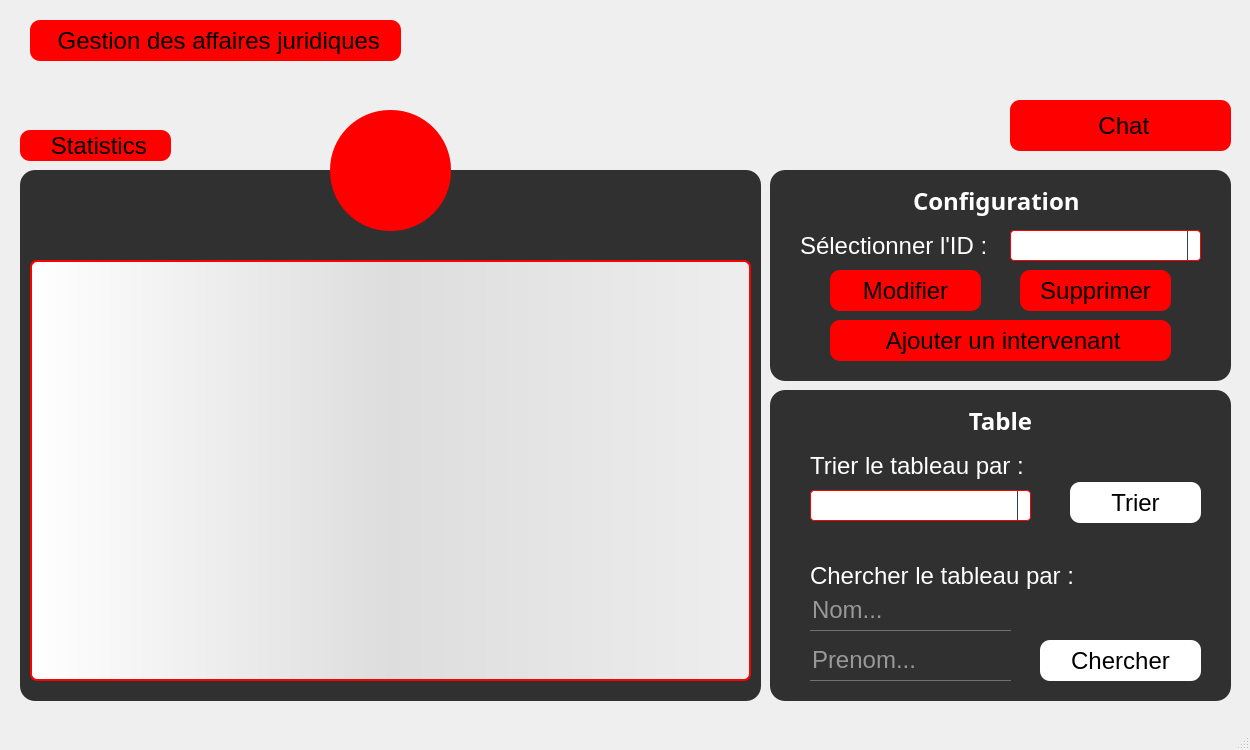
Before: the Qt Designer form affairesjuridiques.ui in nefissaKhiari/Smart_Plolice_Station, drawn with Qt 5.
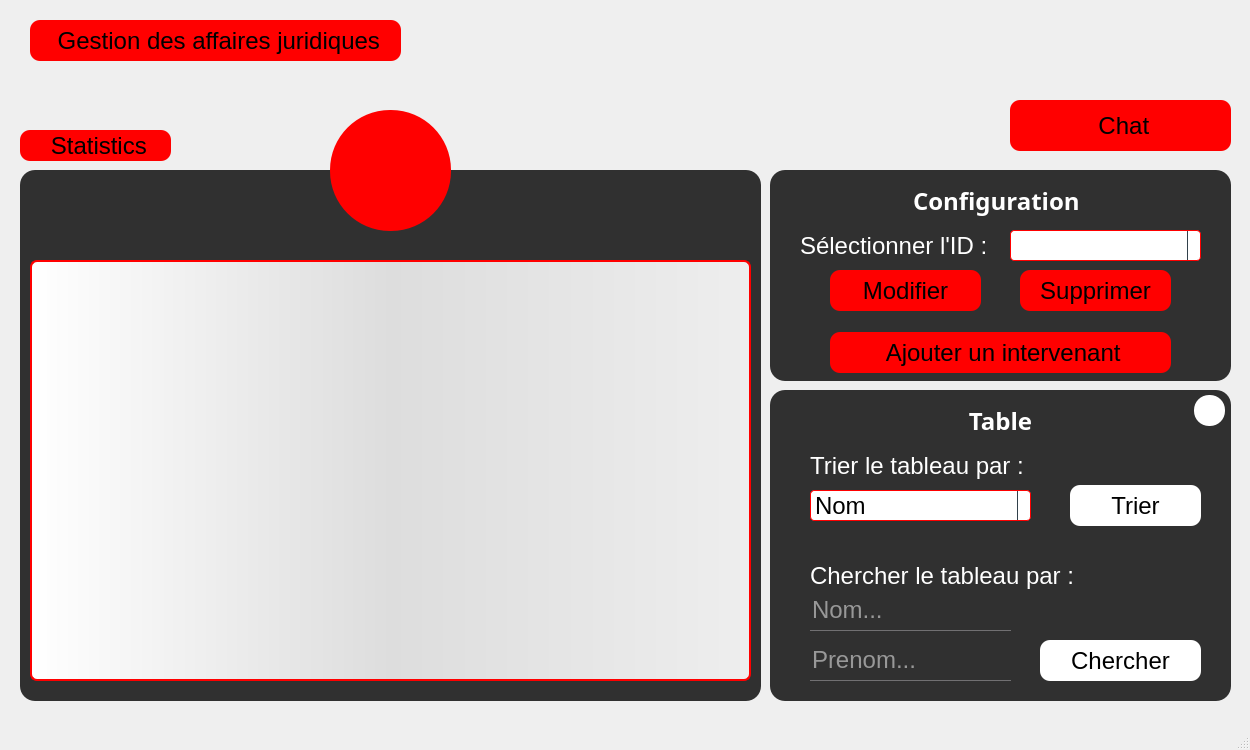
After: the same form once the commit is applied. The open tabs and pages were chosen to show the change. Icons and pictures are not drawn.

The edit to the form file:
```diff
--- a/affairesjuridiques.ui
+++ b/affairesjuridiques.ui
@@ -381,7 +381,7 @@
        <property name="geometry">
         <rect>
          <x>60</x>
-         <y>150</y>
+         <y>162</y>
          <width>341</width>
          <height>41</height>
         </rect>
@@ -705,12 +705,22 @@
   border-left: 1px solid #32414B;
 }</string>
        </property>
+       <item>
+        <property name="text">
+         <string>Nom</string>
+        </property>
+       </item>
+       <item>
+        <property name="text">
+         <string>Prenom</string>
+        </property>
+       </item>
       </widget>
       <widget class="QPushButton" name="B_Trier">
        <property name="geometry">
         <rect>
          <x>300</x>
-         <y>92</y>
+         <y>95</y>
          <width>131</width>
          <height>41</height>
         </rect>
@@ -818,6 +828,36 @@
         <string>Prenom...</string>
        </property>
       </widget>
+      <widget class="QPushButton" name="B_ResetTableIntervenant">
+       <property name="geometry">
+        <rect>
+         <x>424</x>
+         <y>5</y>
+         <width>31</width>
+         <height>31</height>
+        </rect>
+       </property>
+       <property name="cursor">
+        <cursorShape>PointingHandCursor</cursorShape>
+       </property>
+       <property name="styleSheet">
+        <string notr="true">QPushButton {
+	background: white;
+	border-radius: 15px;
+}
+
+QPushButton:hover {
+	background: #BEBEBE;
+}</string>
+       </property>
+       <property name="text">
+        <string/>
+       </property>
+       <property name="icon">
+        <iconset resource="Recources.qrc">
+         <normaloff>:/Recources/Images/close.png</normaloff>:/Recources/Images/close.png</iconset>
+       </property>
+      </widget>
      </widget>
      <widget class="QPushButton" name="B_Chat">
       <property name="geometry">
```
Left out of the diff: 9 changed lines with no effect on the pictures.
